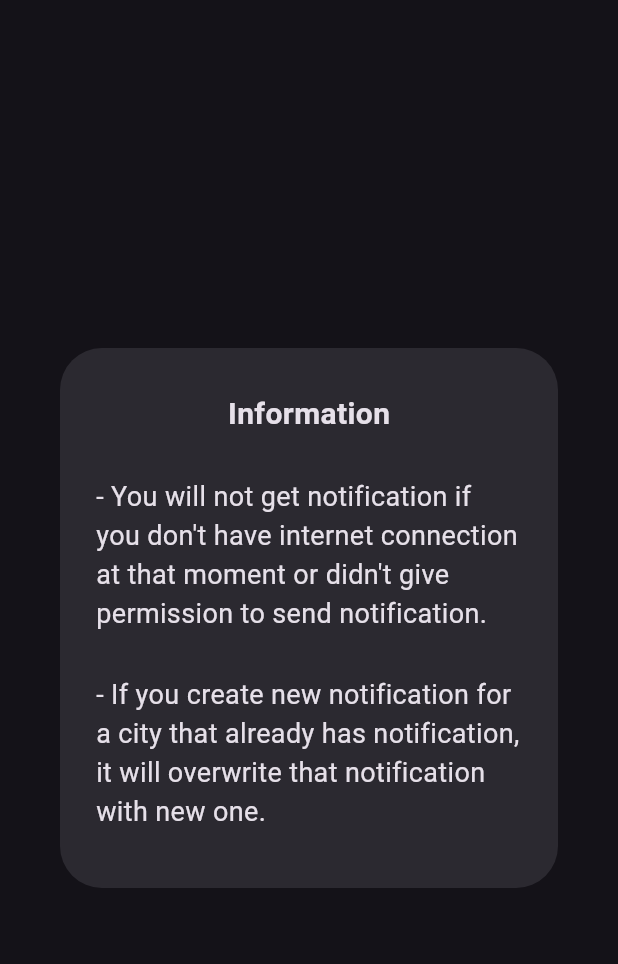
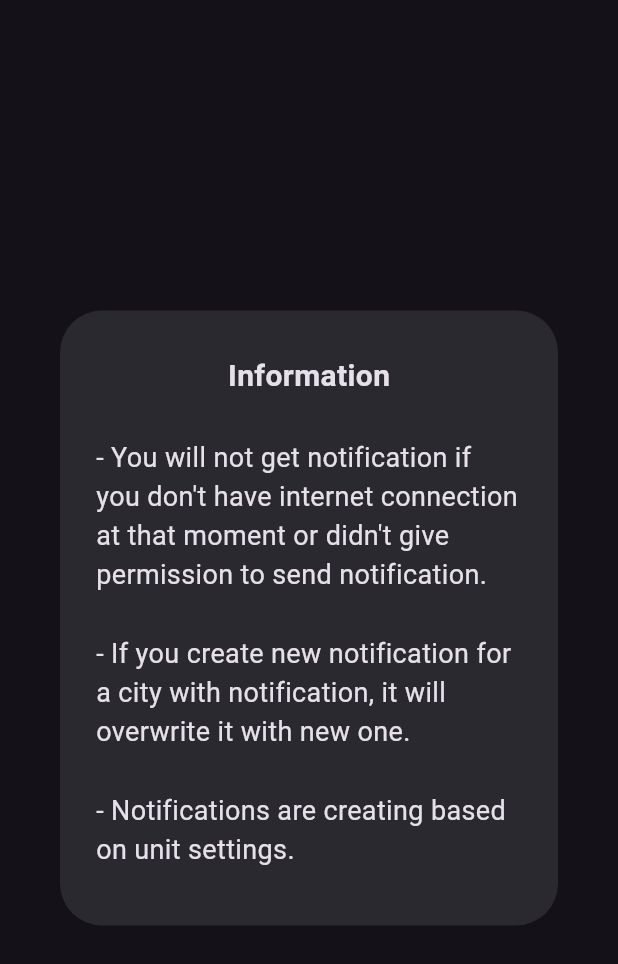
Before and after one commit to Keremovsky/flutter_weather_app, a Flutter app: the InfoCreateNotificationAlert widget shown alone on an empty page, opened directly, on a phone screen of 412 x 824 dp. Shown: the top 964 px of the screen. Run offline on Flutter 3.47's test engine with Material 2 defaults, Android fonts, the phone set to English and light mode, and no system bars; our stand-ins replace either_dart, flutter_local_notifications, flutter_riverpod, geolocator, internet_connection_checker, riverpod and 1 more; missing offline and left inert: android_alarm_manager_plus; accounts and stored records are empty.

Commit message:
send notification based on unit settings

```diff
--- a/lib/features/notification/widgets/info_create_notification_alert.dart
+++ b/lib/features/notification/widgets/info_create_notification_alert.dart
@@ -9,7 +9,7 @@ class InfoCreateNotificationAlert extends StatelessWidget {
   Widget build(BuildContext context) {
     return AlertDialog(
       content: SizedBox(
-        height: 320,
+        height: 370,
         child: Column(
           mainAxisAlignment: MainAxisAlignment.spaceAround,
           children: [
@@ -25,7 +25,11 @@ class InfoCreateNotificationAlert extends StatelessWidget {
               style: textStyle,
             ),
             Text(
-              "- If you create new notification for a city that already has notification, it will overwrite that notification with new one.",
+              "- If you create new notification for a city with notification, it will overwrite it with new one.",
+              style: textStyle,
+            ),
+            Text(
+              "- Notifications are creating based on unit settings.",
               style: textStyle,
             ),
           ],
--- a/lib/features/weather/widgets/city_tile.dart
+++ b/lib/features/weather/widgets/city_tile.dart
@@ -24,7 +24,7 @@ class CityTile extends ConsumerWidget {
     );
 
     return ListTile(
-      onTap: () => selectCity(ref, city),
+      onTap: () => selectCity(city),
       title: Row(
         children: [
           SizedBox(
```
Also changed, not shown: lib/features/notification/repository/notification_repository.dart (+12 -2 lines).
